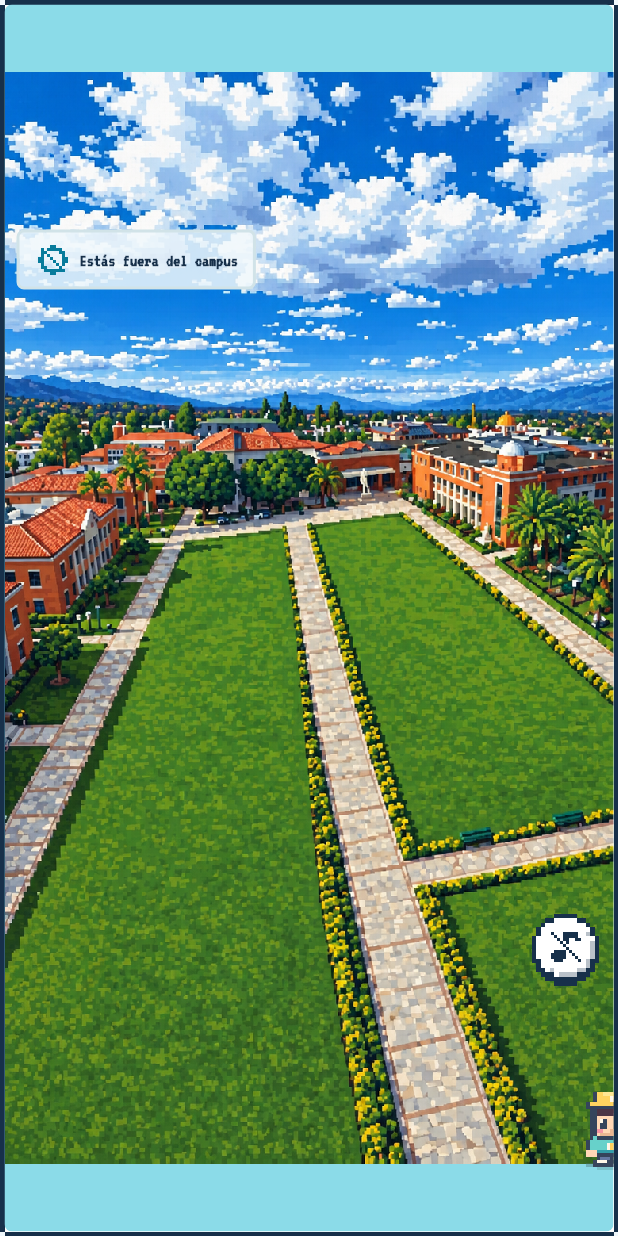
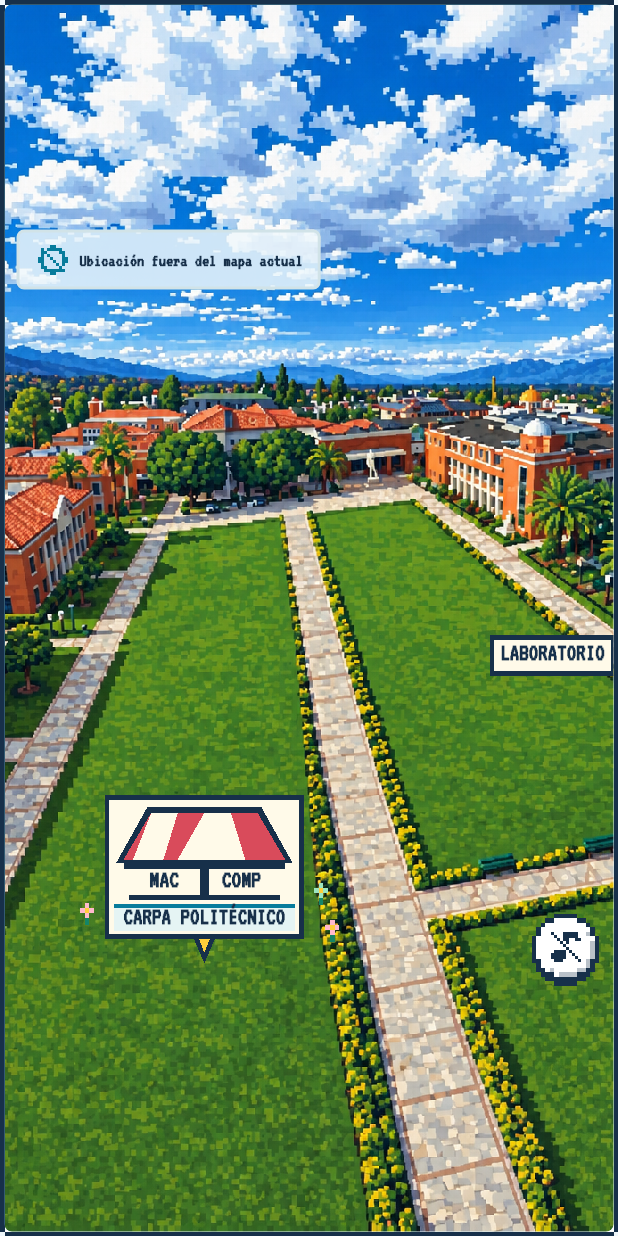
Before and after one commit to danycaste1304/profesor_go, a Flutter app: the _MapPanel widget shown alone on an empty page, opened directly with empty values, on a phone screen of 412 x 824 dp. Run offline on Flutter 3.47's test engine with Material 3 defaults, Android fonts, the phone set to English and light mode, and no system bars; our stand-ins replace audioplayers, cached_network_image, connectivity_plus, flutter_animate, flutter_riverpod, geolocator and 3 more; missing offline and left inert: nfc_manager; accounts and stored records are empty.

Commit message:
Follow player on campus map and mark fair area

```diff
--- a/apps/mobile/lib/features/map/presentation/map_controller.dart
+++ b/apps/mobile/lib/features/map/presentation/map_controller.dart
@@ -68,10 +68,11 @@ class MapState {
   bool get isChecking => status == null;
   bool get isAvailable => status == LocationStatus.available;
 
-  /// Avatar position in logical map units, `null` without a fix.
+  /// Avatar position in logical map units. An out-of-bounds fix must not be
+  /// clamped to the edge and shown as though the player were there.
   Offset? get mapOffset {
     final p = current;
-    return p == null ? null : config.toMapOffset(p);
+    return p == null || !config.contains(p) ? null : config.toMapOffset(p);
   }
 
   bool get isInsideCampus {
--- a/apps/mobile/lib/features/map/presentation/map_screen.dart
+++ b/apps/mobile/lib/features/map/presentation/map_screen.dart
@@ -447,7 +447,7 @@ class _MapPanel extends ConsumerWidget {
     } else if (state.isAvailable && state.current == null) {
       statusText = 'Esperando señal GPS…';
     } else if (state.isAvailable && !state.isInsideCampus) {
-      statusText = 'Estás fuera del campus';
+      statusText = 'Ubicación fuera del mapa actual';
     } else {
       statusText = null;
     }
--- a/apps/mobile/lib/features/map/presentation/widgets/campus_map.dart
+++ b/apps/mobile/lib/features/map/presentation/widgets/campus_map.dart
@@ -1,17 +1,22 @@
+import 'dart:math' as math;
+
 import 'package:flutter/material.dart';
 
 import '../../../../app/theme.dart';
+import '../../../../core/widgets/pixel_icon_button.dart';
+import '../../../../core/widgets/pixel_icons.dart';
 import '../../../avatar/avatar_style.dart';
 import '../../domain/campus_map_config.dart';
 import 'avatar.dart';
+import 'fair_landmarks_painter.dart';
 
 /// Illustrated campus map with the player's avatar layered on top.
 ///
 /// The map is laid out in logical units ([CampusMapConfig.mapWidth] x
-/// [CampusMapConfig.mapHeight]), scaled with a [FittedBox] so the campus
-/// covers the available space, and wrapped in an [InteractiveViewer]
-/// for pinch-zoom and panning. [avatarOffset] is expressed in those logical
-/// units (use [CampusMapConfig.toMapOffset]); `null` hides the avatar.
+/// [CampusMapConfig.mapHeight]). Its camera follows [avatarOffset], while
+/// [InteractiveViewer] allows pinch-zoom and panning. Manual movement pauses
+/// following until the player taps the recenter control. `null` hides the
+/// avatar.
 ///
 /// Background: [CampusMapConfig.backgroundAssetPath] when set and loadable,
 /// otherwise the built-in [PixelCampusPainter].
@@ -49,12 +54,30 @@ class CampusMap extends StatefulWidget {
   State<CampusMap> createState() => _CampusMapState();
 }
 
-class _CampusMapState extends State<CampusMap> {
+class _CampusMapState extends State<CampusMap>
+    with SingleTickerProviderStateMixin {
   /// Asset paths that failed to load: skipped on later builds so the map does
   /// not flash blank while retrying an image that is known to be missing.
   static final Set<String> _missingAssets = {};
 
   bool _walking = false;
+  late final TransformationController _camera = TransformationController();
+  late final AnimationController _cameraAnimation =
+      AnimationController(vsync: this, duration: widget.moveDuration)
+        ..addListener(
+          () => _camera.value = _cameraTween!.evaluate(_cameraAnimation),
+        );
+  Matrix4Tween? _cameraTween;
+  Size? _viewportSize;
+  bool _following = true;
+  bool _interacting = false;
+
+  @override
+  void dispose() {
+    _cameraAnimation.dispose();
+    _camera.dispose();
+    super.dispose();
+  }
 
   @override
   void didUpdateWidget(CampusMap oldWidget) {
@@ -62,6 +85,66 @@ class _CampusMapState extends State<CampusMap> {
     final from = oldWidget.avatarOffset;
     final to = widget.avatarOffset;
     if (from != null && to != null && from != to) _walking = true;
+    if (oldWidget.config != widget.config || from != to) {
+      _scheduleCameraUpdate(animate: from != null && to != null);
+    }
+  }
+
+  void _scheduleCameraUpdate({required bool animate}) {
+    WidgetsBinding.instance.addPostFrameCallback((_) {
+      if (mounted) _moveCamera(animate: animate);
+    });
+  }
+
+  void _moveCamera({required bool animate}) {
+    final viewport = _viewportSize;
+    if (!widget.interactive ||
+        viewport == null ||
+        viewport.isEmpty ||
+        !_following ||
+        _interacting) {
+      return;
+    }
+
+    final mapSize = widget.config.mapSize;
+    final coverScale = math.max(
+      viewport.width / mapSize.width,
+      viewport.height / mapSize.height,
+    );
+    final offset = widget.avatarOffset;
+    final scale = offset == null ? coverScale : coverScale * 1.5;
+    final scaledWidth = mapSize.width * scale;
+    final scaledHeight = mapSize.height * scale;
+
+    double translation(
+      double viewportLength,
+      double contentLength,
+      double? position,
+    ) {
+      if (contentLength <= viewportLength) {
+        return (viewportLength - contentLength) / 2;
+      }
+      final desired = position == null
+          ? (viewportLength - contentLength) / 2
+          : viewportLength / 2 - position * scale;
+      return desired.clamp(viewportLength - contentLength, 0.0);
+    }
+
+    final target = Matrix4.translationValues(
+      translation(viewport.width, scaledWidth, offset?.dx),
+      translation(viewport.height, scaledHeight, offset?.dy),
+      0,
+    )..scaleByDouble(scale, scale, 1, 1);
+
+    _cameraAnimation.stop();
+    if (animate) {
+      _cameraTween = Matrix4Tween(begin: _camera.value.clone(), end: target);
+      _cameraAnimation
+        ..duration = widget.moveDuration
+        ..forward(from: 0);
+    } else {
+      _camera.value = target;
+    }
   }
 
   void _onMoveEnd() {
@@ -103,6 +186,13 @@ class _CampusMapState extends State<CampusMap> {
         clipBehavior: Clip.none,
         children: [
           Positioned.fill(child: _background()),
+          if (config.backgroundAssetPath ==
+              CampusMapConfig.defaultBackgroundAssetPath)
+            Positioned.fill(
+              child: IgnorePointer(
+                child: CustomPaint(painter: const FairLandmarksPainter()),
+              ),
+            ),
           if (offset != null)
             AnimatedPositioned(
               key: CampusMap.avatarKey,
@@ -124,29 +214,74 @@ class _CampusMapState extends State<CampusMap> {
       ),
     );
 
-    // The width is pinned to the panel and the height follows the art's ratio:
-    // taller panels leave lawn-colored bars above and below, shorter ones crop
-    // top and bottom. It is never stretched.
-    final fitted = SizedBox.expand(
-      child: FittedBox(
-        fit: BoxFit.fitWidth,
-        clipBehavior: Clip.hardEdge,
-        child: map,
-      ),
-    );
-
     return Semantics(
       label: 'Mapa del campus',
       container: true,
       child: ColoredBox(
         color: PixelCampusPainter._water,
         child: widget.interactive
-            ? InteractiveViewer(
-                minScale: 1,
-                maxScale: widget.maxScale,
-                child: fitted,
+            ? LayoutBuilder(
+                builder: (context, constraints) {
+                  final viewport = constraints.biggest;
+                  if (_viewportSize != viewport) {
+                    _viewportSize = viewport;
+                    _scheduleCameraUpdate(animate: false);
+                  }
+                  final fitScale = math.min(
+                    viewport.width / config.mapWidth,
+                    viewport.height / config.mapHeight,
+                  );
+                  final coverScale = math.max(
+                    viewport.width / config.mapWidth,
+                    viewport.height / config.mapHeight,
+                  );
+
+                  return Stack(
+                    fit: StackFit.expand,
+                    children: [
+                      InteractiveViewer(
+                        transformationController: _camera,
+                        alignment: Alignment.topLeft,
+                        constrained: false,
+                        minScale: fitScale,
+                        maxScale: coverScale * widget.maxScale,
+                        onInteractionStart: (_) {
+                          _interacting = true;
+                          _cameraAnimation.stop();
+                        },
+                        onInteractionUpdate: (_) {
+                          if (_following) {
+                            setState(() => _following = false);
+                          }
+                        },
+                        onInteractionEnd: (_) {
+                          _interacting = false;
+                          if (_following) {
+                            _scheduleCameraUpdate(animate: true);
+                          }
+                        },
+                        child: map,
+                      ),
+                      if (!_following && offset != null)
+                        Positioned(
+                          left: 8,
+                          bottom: 8,
+                          child: PixelIconButton(
+                            icon: PixelIcons.gpsNotFixed,
+                            semanticLabel: 'Centrar en mi ubicación',
+                            onPressed: () {
+                              setState(() => _following = true);
+                              _scheduleCameraUpdate(animate: true);
+                            },
+                          ),
+                        ),
+                    ],
+                  );
+                },
               )
-            : fitted,
+            : SizedBox.expand(
+                child: FittedBox(fit: BoxFit.fitWidth, child: map),
+              ),
       ),
     );
   }
--- /dev/null
+++ b/apps/mobile/lib/features/map/presentation/widgets/fair_landmarks_painter.dart
@@ -0,0 +1,146 @@
+import 'package:flutter/material.dart';
+
+import '../../../../app/theme.dart';
+
+/// Small map stickers for confirmed event landmarks. These are illustrative
+/// waypoints, never locations assigned to the professors or their NFC tags.
+/// Coordinates refer to the bundled 720 x 1290 quadrangles illustration.
+class FairLandmarksPainter extends CustomPainter {
+  const FairLandmarksPainter();
+
+  static const _ink = AppColors.text;
+  static const _red = AppColors.danger;
+  static const _cream = Color(0xFFFFFAE9);
+  static const _pink = Color(0xFFFFB9CC);
+  static const _mint = Color(0xFF9EE5BE);
+
+  @override
+  void paint(Canvas canvas, Size size) {
+    canvas.save();
+    canvas.scale(size.width / 720, size.height / 1290);
+    final paint = Paint()..isAntiAlias = false;
+
+    void rect(
+      double left,
+      double top,
+      double width,
+      double height,
+      Color color,
+    ) {
+      paint.color = color;
+      canvas.drawRect(Rect.fromLTWH(left, top, width, height), paint);
+    }
+
+    void polygon(List<Offset> points, Color color) {
+      paint.color = color;
+      canvas.drawPath(Path()..addPolygon(points, true), paint);
+    }
+
+    // The tent is a map marker on the near quadrangle, not a building painted
+    // into the original campus artwork. Its pin ends at (250, 1008).
+    polygon(const [
+      Offset(238, 980),
+      Offset(262, 980),
+      Offset(250, 1008),
+    ], _ink);
+    polygon(const [
+      Offset(243, 979),
+      Offset(257, 979),
+      Offset(250, 997),
+    ], AppColors.accent);
+    rect(145, 831, 210, 151, _ink);
+    rect(150, 836, 200, 141, _cream);
+
+    // Striped roof and two little booths under one shared tent.
+    polygon(const [
+      Offset(157, 903),
+      Offset(190, 844),
+      Offset(310, 844),
+      Offset(343, 903),
+    ], _ink);
+    polygon(const [
+      Offset(165, 899),
+      Offset(194, 850),
+      Offset(306, 850),
+      Offset(335, 899),
+    ], _red);
+    polygon(const [
+      Offset(194, 850),
+      Offset(222, 850),
+      Offset(207, 899),
+      Offset(175, 899),
+    ], _cream);
+    polygon(const [
+      Offset(250, 850),
+      Offset(278, 850),
+      Offset(293, 899),
+      Offset(222, 899),
+    ], _cream);
+    rect(165, 899, 170, 10, _ink);
+    rect(171, 909, 158, 30, _cream);
+    rect(245, 909, 10, 30, _ink);
+    rect(171, 936, 158, 5, _ink);
+    rect(155, 946, 190, 28, AppColors.surfaceAlt);
+    rect(155, 946, 190, 4, AppColors.accentAlt);
+
+    void label(
+      String value,
+      double centerX,
+      double top,
+      double fontSize,
+      Color color,
+    ) {
+      final text = TextPainter(
+        text: TextSpan(
+          text: value,
+          style: TextStyle(
+            fontFamily: AppTheme.displayFontFamily,
+            fontSize: fontSize,
+            fontWeight: FontWeight.bold,
+            color: color,
+            height: 1,
+          ),
+        ),
+        textDirection: TextDirection.ltr,
+      )..layout();
+      text.paint(canvas, Offset(centerX - text.width / 2, top));
+    }
+
+    label('MAC', 208, 907, 26, _ink);
+    label('COMP', 289, 907, 26, _ink);
+    label('CARPA POLITÉCNICO', 250, 947, 25, _ink);
+
+    // Only a direction for the more distant laboratory: its exact entrance
+    // still needs confirmation before it can become a location marker.
+    rect(550, 663, 133, 43, _ink);
+    rect(555, 668, 123, 33, _cream);
+    polygon(
+      const [Offset(683, 663), Offset(709, 685), Offset(683, 706)],
+      _ink,
+    );
+    polygon(
+      const [Offset(682, 672), Offset(697, 685), Offset(682, 697)],
+      AppColors.accent,
+    );
+    label('LABORATORIO', 616, 669, 25, _ink);
+
+    // A few small flowers soften the sticker without recoloring the original
+    // quadrangles image or hiding the paths.
+    void flower(double x, double y, Color petals) {
+      rect(x + 5, y, 5, 5, petals);
+      rect(x, y + 5, 5, 5, petals);
+      rect(x + 10, y + 5, 5, 5, petals);
+      rect(x + 5, y + 10, 5, 5, petals);
+      rect(x + 5, y + 5, 5, 5, AppColors.accent);
+      rect(x + 5, y + 15, 5, 8, AppColors.success);
+    }
+
+    flower(119, 945, _pink);
+    flower(365, 924, _mint);
+    flower(377, 963, _pink);
+    canvas.restore();
+  }
+
+  @override
+  bool shouldRepaint(covariant FairLandmarksPainter oldDelegate) => false;
+}
--- a/apps/mobile/pubspec.yaml
+++ b/apps/mobile/pubspec.yaml
@@ -1,7 +1,7 @@
 name: profesor_go
 description: "Profesor GO - juego de captura de profesores para la feria universitaria (Flutter + Supabase)."
 publish_to: 'none'
-version: 0.1.0+2
+version: 0.1.0+3
 
 environment:
   sdk: ^3.13.3
```
Also changed, not shown: 7 other files.
